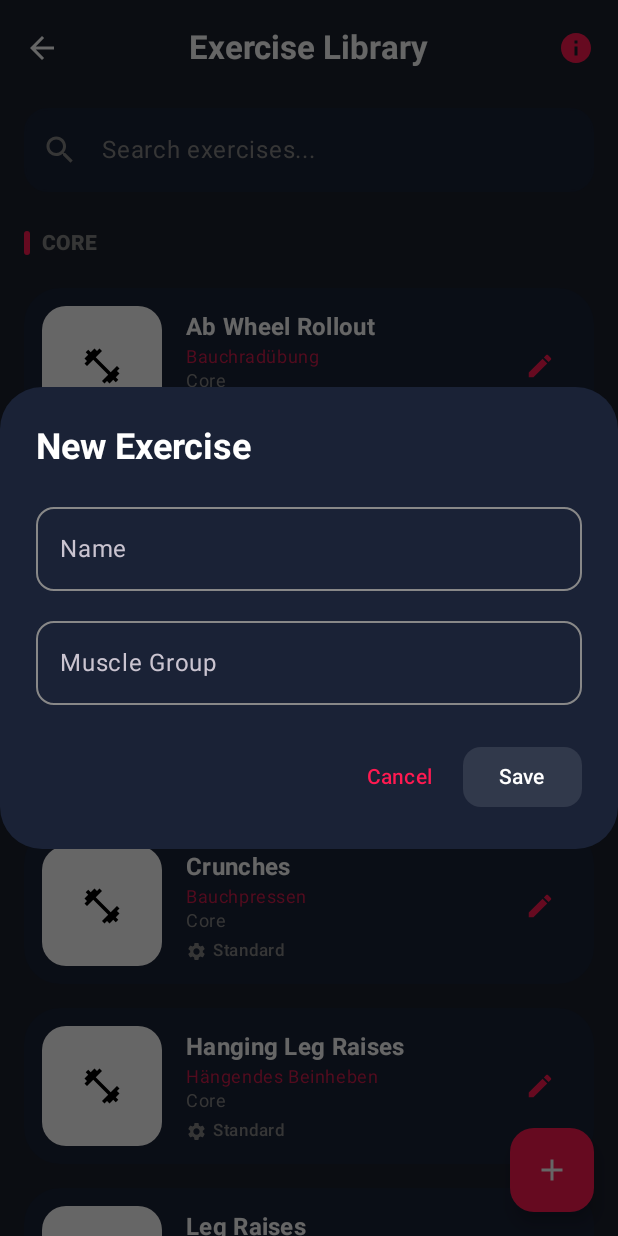
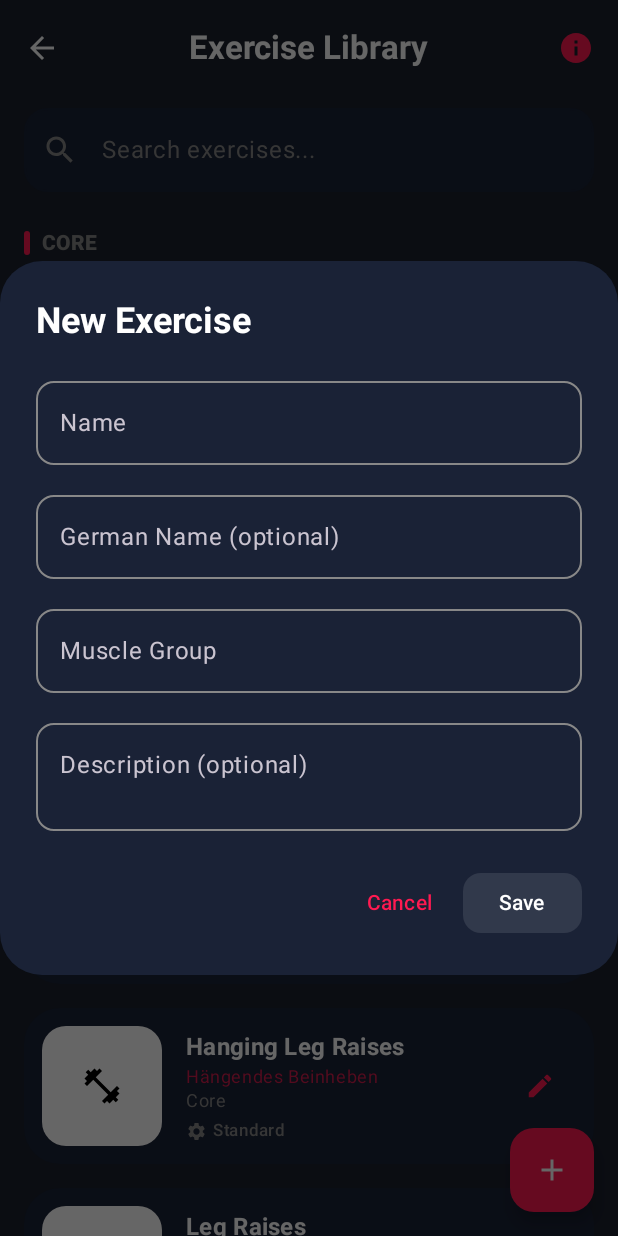
Before and after one commit to rabanush/FitTrack, an Android app built with Jetpack Compose: the ExerciseListScreen screen opened through its navigation route, after a tap on "Add Exercise", on a phone screen of 412 x 824 dp. Run offline under Robolectric (Android 15) with nearby library versions, the phone set to English and light mode, and no system bars; our stand-ins replace Room's generated code, livedata-compose.

Commit message:
feat: add description field, adduktor/abduktor exercises, and info icon during active workout
Agent-Logs-Url: https://github.com/rabanush/FitTrack/sessions/04c41849-348d-47e8-bb1c-77efee12bf82

Co-authored-by: rabanush <88557389+rabanush@users.noreply.github.com>

```diff
--- a/app/src/main/java/com/fittrack/app/data/model/Exercise.kt
+++ b/app/src/main/java/com/fittrack/app/data/model/Exercise.kt
@@ -10,5 +10,6 @@ data class Exercise(
     val name: String,
     @ColumnInfo(name = "muscle_group") val muscleGroup: String,
     @ColumnInfo(name = "is_custom") val isCustom: Boolean = false,
-    @ColumnInfo(name = "german_name") val germanName: String = ""
+    @ColumnInfo(name = "german_name") val germanName: String = "",
+    val description: String = ""
 )
--- a/app/src/main/java/com/fittrack/app/ui/screens/ExerciseListScreen.kt
+++ b/app/src/main/java/com/fittrack/app/ui/screens/ExerciseListScreen.kt
@@ -141,13 +141,13 @@ fun ExerciseListScreen(
     if (showAddDialog || editingExercise != null) {
         ExerciseDialog(
             exercise = editingExercise,
-            onSave = { name, muscleGroup ->
+            onSave = { name, muscleGroup, germanName, description ->
                 val editing = editingExercise
                 if (editing != null) {
-                    viewModel.updateExercise(editing.copy(name = name, muscleGroup = muscleGroup))
+                    viewModel.updateExercise(editing.copy(name = name, muscleGroup = muscleGroup, germanName = germanName, description = description))
                     editingExercise = null
                 } else {
-                    viewModel.insertExercise(name, muscleGroup, isCustom = true)
+                    viewModel.insertExercise(name, muscleGroup, germanName = germanName, description = description, isCustom = true)
                     showAddDialog = false
                 }
             },
@@ -258,11 +258,13 @@ fun ExerciseItem(
 @Composable
 fun ExerciseDialog(
     exercise: Exercise?,
-    onSave: (String, String) -> Unit,
+    onSave: (String, String, String, String) -> Unit,
     onDismiss: () -> Unit
 ) {
     var name by remember(exercise) { mutableStateOf(exercise?.name ?: "") }
     var muscleGroup by remember(exercise) { mutableStateOf(exercise?.muscleGroup ?: "") }
+    var germanName by remember(exercise) { mutableStateOf(exercise?.germanName ?: "") }
+    var description by remember(exercise) { mutableStateOf(exercise?.description ?: "") }
 
     AlertDialog(
         onDismissRequest = onDismiss,
@@ -291,6 +293,20 @@ fun ExerciseDialog(
                     modifier = Modifier.fillMaxWidth()
                 )
                 OutlinedTextField(
+                    value = germanName,
+                    onValueChange = { germanName = it },
+                    label = { Text("German Name (optional)") },
+                    singleLine = true,
+                    shape = RoundedCornerShape(12.dp),
+                    colors = OutlinedTextFieldDefaults.colors(
+                        focusedBorderColor = MaterialTheme.colorScheme.primary,
+                        unfocusedBorderColor = Color.Gray,
+                        focusedTextColor = Color.White,
+                        unfocusedTextColor = Color.White
+                    ),
+                    modifier = Modifier.fillMaxWidth()
+                )
+                OutlinedTextField(
                     value = muscleGroup,
                     onValueChange = { muscleGroup = it },
                     label = { Text("Muscle Group") },
@@ -304,11 +320,26 @@ fun ExerciseDialog(
                     ),
                     modifier = Modifier.fillMaxWidth()
                 )
+                OutlinedTextField(
+                    value = description,
+                    onValueChange = { description = it },
+                    label = { Text("Description (optional)") },
+                    minLines = 2,
+                    maxLines = 4,
+                    shape = RoundedCornerShape(12.dp),
+                    colors = OutlinedTextFieldDefaults.colors(
+                        focusedBorderColor = MaterialTheme.colorScheme.primary,
+                        unfocusedBorderColor = Color.Gray,
+                        focusedTextColor = Color.White,
+                        unfocusedTextColor = Color.White
+                    ),
+                    modifier = Modifier.fillMaxWidth()
+                )
             }
         },
         confirmButton = {
             Button(
-                onClick = { if (name.isNotBlank() && muscleGroup.isNotBlank()) onSave(name, muscleGroup) },
+                onClick = { if (name.isNotBlank() && muscleGroup.isNotBlank()) onSave(name, muscleGroup, germanName, description) },
                 colors = ButtonDefaults.buttonColors(containerColor = MaterialTheme.colorScheme.primary),
                 shape = RoundedCornerShape(12.dp),
                 enabled = name.isNotBlank() && muscleGroup.isNotBlank()
--- a/app/src/main/java/com/fittrack/app/viewmodel/ExerciseViewModel.kt
+++ b/app/src/main/java/com/fittrack/app/viewmodel/ExerciseViewModel.kt
@@ -14,9 +14,9 @@ class ExerciseViewModel(private val repository: FitTrackRepository) : ViewModel(
         initialValue = emptyList<Exercise>()
     )
 
-    fun insertExercise(name: String, muscleGroup: String, isCustom: Boolean = true) {
+    fun insertExercise(name: String, muscleGroup: String, germanName: String = "", description: String = "", isCustom: Boolean = true) {
         viewModelScope.launch {
-            repository.insertExercise(Exercise(name = name, muscleGroup = muscleGroup, isCustom = isCustom))
+            repository.insertExercise(Exercise(name = name, muscleGroup = muscleGroup, germanName = germanName, description = description, isCustom = isCustom))
         }
     }
 
```
Also changed, not shown: app/src/main/java/com/fittrack/app/data/database/FitTrackDatabase.kt (+7 -2 lines), app/src/main/java/com/fittrack/app/ui/screens/ActiveWorkoutScreen.kt (+56 -4 lines).
